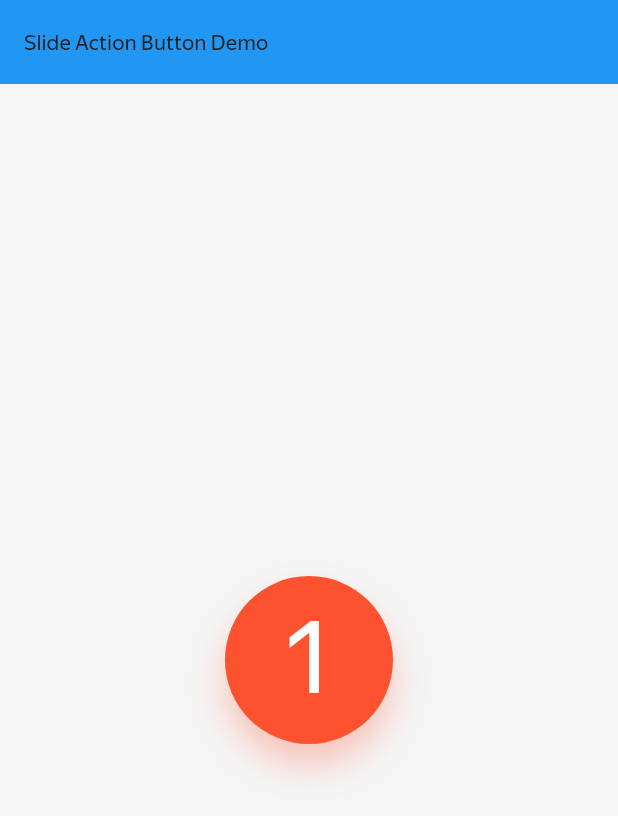
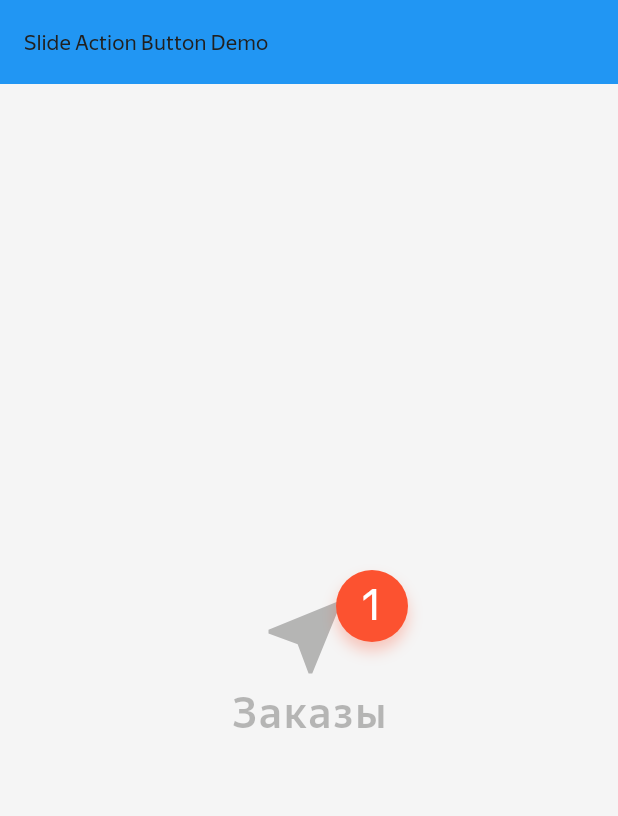
Before and after one commit to ChabanovX/alice-sdk, a Flutter app: the screen it shows after launch, on a phone screen of 412 x 824 dp. Shown: the top 816 px of the screen. Run offline on Flutter 3.47's test engine with Material 3 defaults, Android fonts, the phone set to English and light mode, and no system bars; our stand-ins replace flutter_svg, just_audio, rxdart.

Commit message:
added OrderButton

```diff
--- a/mobile/lib/main.dart
+++ b/mobile/lib/main.dart
@@ -1,4 +1,5 @@
 import 'package:flutter/material.dart';
+import 'package:voice_assistant/widgets/orders/order_button.dart';
 import 'widgets/action_buttons/slide_action_button.dart';
 import 'widgets/orders/order_badge.dart';
 import 'theme.dart';
@@ -54,8 +55,11 @@ class _MainScreenState extends State<MainScreen> {
             // OrderBadge с масштабом 5
             Center(
               child: Transform.scale(
-                scale: 7.0,
-                child: const OrderBadge(count: 1),
+                scale: 3.0,
+                child: const OrderButton(
+                  state: OrderButtonState.withBadge,
+                  countBadge: 1,
+                ),
               ),
             ),
 
--- /dev/null
+++ b/mobile/lib/widgets/orders/order_button.dart
@@ -0,0 +1,92 @@
+import 'package:flutter/material.dart';
+import 'package:flutter_svg/flutter_svg.dart';
+import '../../theme.dart';
+import 'order_badge.dart';
+
+enum OrderButtonState { active, inactive, withBadge }
+
+class OrderButton extends StatelessWidget {
+  final OrderButtonState state;
+  final int countBadge;
+  final VoidCallback? onTap;
+
+  const OrderButton({
+    super.key,
+    this.state = OrderButtonState.active,
+    this.countBadge = 0,
+    this.onTap,
+  });
+
+  @override
+  Widget build(BuildContext context) {
+    return GestureDetector(
+      onTap: onTap,
+      child: SizedBox(
+        width: 94,
+        height: 48,
+        child: Stack(
+          children: [
+            // Основной контент
+            Center(
+              child: SizedBox(
+                width: 39,
+                height: 37,
+                child: Column(
+                  mainAxisAlignment: MainAxisAlignment.center,
+                  children: [
+                    SvgPicture.asset(
+                      'assets/icons/location_fill.svg',
+                      width: 24,
+                      height: 24,
+                      colorFilter: ColorFilter.mode(
+                        _getIconColor(context),
+                        BlendMode.srcIn,
+                      ),
+                    ),
+                    Text(
+                      'Заказы',
+                      style: Theme.of(context).textTheme.bodySmall?.copyWith(
+                        color: _getTextColor(context),
+                        fontSize: 9.5,
+                        fontWeight: FontWeight.w500,
+                      ),
+                    ),
+                  ],
+                ),
+              ),
+            ),
+            // Badge (если нужно)
+            if (state == OrderButtonState.withBadge)
+              Positioned(
+                left: 53,
+                top: 4,
+                right: 25,
+                bottom: 28,
+                child: OrderBadge(count: countBadge),
+              ),
+          ],
+        ),
+      ),
+    );
+  }
+
+  Color _getIconColor(BuildContext context) {
+    switch (state) {
+      case OrderButtonState.active:
+        return context.colors.text;
+      case OrderButtonState.inactive:
+      case OrderButtonState.withBadge:
+        return context.colors.text.withValues(alpha: 0.3);
+    }
+  }
+
+  Color _getTextColor(BuildContext context) {
+    switch (state) {
+      case OrderButtonState.active:
+        return context.colors.text;
+      case OrderButtonState.inactive:
+      case OrderButtonState.withBadge:
+        return context.colors.text.withValues(alpha: 0.3);
+    }
+  }
+}
--- a/mobile/lib/widgets/widgets.dart
+++ b/mobile/lib/widgets/widgets.dart
@@ -11,3 +11,5 @@ export 'alice/alice_widget.dart';
 export 'alice/alice_message_widget.dart';
 export 'action_buttons/slide_action_button.dart';
 export 'orders/order_badge.dart';
+export 'orders/order_button.dart';
+export 'orders/order_button_example.dart';
```
Also changed, not shown: mobile/lib/widgets/orders/order_button_example.dart (added, +63 -0 lines).
